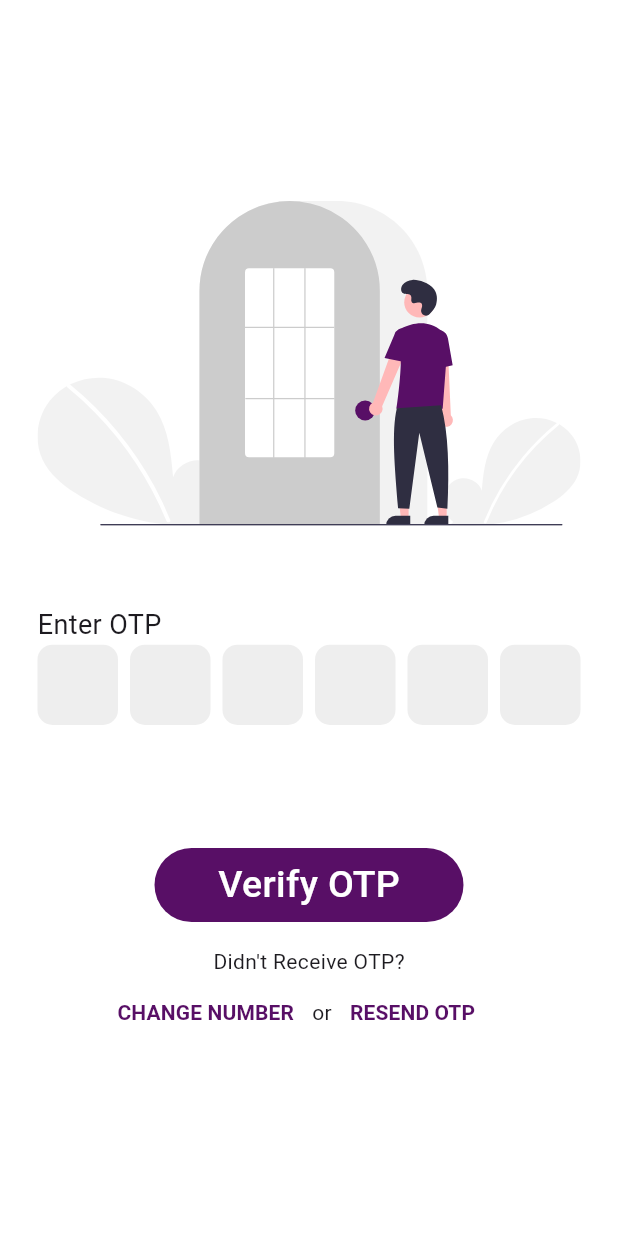
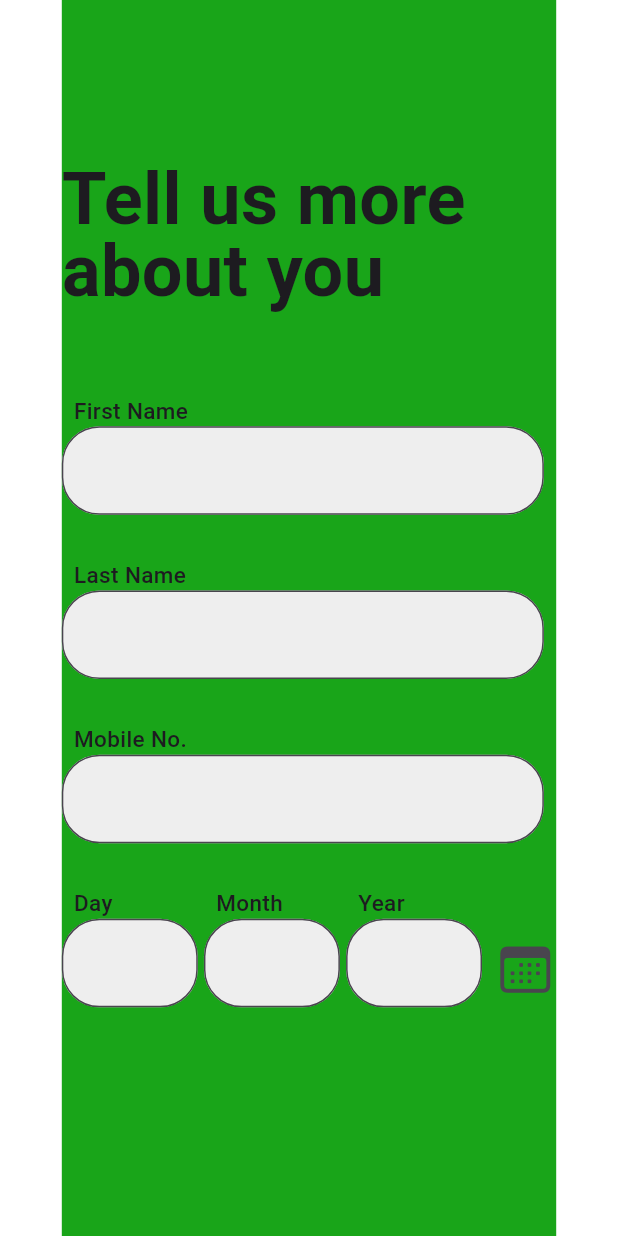
Before and after one commit to KumarMohit85/PaperSafe_v2, a Flutter app: the screen it shows after launch, on a phone screen of 412 x 824 dp. Run offline on Flutter 3.47's test engine with Material 3 defaults, Android fonts, the phone set to English and light mode, and no system bars; drawn by our look-alikes of pinput; our stand-ins replace flutter_svg; project files that could hold a hidden picture were left out.

Commit message:
create user page ui half built rest in progress....

```diff
--- a/lib/core/common_widgets.dart
+++ b/lib/core/common_widgets.dart
@@ -27,6 +27,38 @@ class CommonWidgets {
         )),
       ),
     );
-    ;
+  }
+
+  Widget getTextField(
+      String title, double w, TextEditingController controller) {
+    return Column(crossAxisAlignment: CrossAxisAlignment.start, children: [
+      Padding(
+        padding: const EdgeInsets.symmetric(horizontal: 8.0),
+        child: Text(
+          title,
+          style: TextStyle(fontSize: 15, fontWeight: FontWeight.w500),
+        ),
+      ),
+      Container(
+        width: w,
+        child: TextFormField(
+          controller: controller,
+          style: TextStyle(
+              fontSize: 18, letterSpacing: 1.4, fontWeight: FontWeight.w500),
+          keyboardType: TextInputType.emailAddress,
+          decoration: InputDecoration(
+            filled: true,
+            fillColor: Colors.grey[200],
+            focusedBorder: OutlineInputBorder(
+                borderRadius: BorderRadius.circular(25),
+                borderSide:
+                    BorderSide(width: 2, color: ColorPallete.lightPrimary)),
+            border: OutlineInputBorder(
+                borderRadius: BorderRadius.circular(25),
+                borderSide: BorderSide(width: 4, color: ColorPallete.primary)),
+          ),
+        ),
+      )
+    ]);
   }
 }
--- /dev/null
+++ b/lib/core/structs.dart
@@ -0,0 +1,3 @@
+enum gender { male, female, other }
+
+enum userType { student, professional, other }
--- /dev/null
+++ b/lib/features/Auth/views/pages/create_user.dart
@@ -0,0 +1,92 @@
+import 'package:flutter/cupertino.dart';
+import 'package:flutter/foundation.dart';
+import 'package:flutter/material.dart';
+import 'package:paper_safe_v2/core/common_widgets.dart';
+import 'package:paper_safe_v2/core/pallete.dart';
+
+class UserInfo extends StatefulWidget {
+  const UserInfo({super.key});
+
+  @override
+  State<UserInfo> createState() => _UserInfoState();
+}
+
+class _UserInfoState extends State<UserInfo> {
+  TextEditingController controller = TextEditingController();
+  @override
+  Widget build(BuildContext context) {
+    double width = MediaQuery.of(context).size.width;
+    double height = MediaQuery.of(context).size.height;
+    return Scaffold(
+      backgroundColor: ColorPallete.white,
+      body: Container(
+        width: width,
+        margin: EdgeInsets.symmetric(
+            horizontal: kIsWeb ? width * 0.3 : width * 0.1),
+        color: ColorPallete.lightGreen,
+        child: Column(
+          crossAxisAlignment: CrossAxisAlignment.start,
+          children: [
+            Spacer(
+              flex: 1,
+            ),
+            Flexible(
+                flex: 2,
+                child: Text(
+                  "Tell us more about you",
+                  style: TextStyle(
+                      fontSize: 48, fontWeight: FontWeight.w700, height: 1),
+                )),
+            SizedBox(
+              height: height * 0.07,
+            ),
+            Flexible(
+                flex: 1,
+                child: CommonWidgets().getTextField("First Name",
+                    kIsWeb ? width * 0.25 : width * 0.78, controller)),
+            Flexible(
+                flex: 1,
+                child: CommonWidgets().getTextField("Last Name",
+                    kIsWeb ? width * 0.25 : width * 0.78, controller)),
+            Flexible(
+                flex: 1,
+                child: CommonWidgets().getTextField("Mobile No.",
+                    kIsWeb ? width * 0.25 : width * 0.78, controller)),
+            Flexible(
+                flex: 1,
+                child: Row(
+                  // mainAxisAlignment: MainAxisAlignment.spaceAround,
+                  // crossAxisAlignment: CrossAxisAlignment.center,
+                  children: [
+                    CommonWidgets().getTextField("Day",
+                        kIsWeb ? width * 0.07 : width * 0.22, controller),
+                    SizedBox(
+                      width: kIsWeb ? width * 0.03 : width * 0.01,
+                    ),
+                    CommonWidgets().getTextField("Month",
+                        kIsWeb ? width * 0.07 : width * 0.22, controller),
+                    SizedBox(
+                      width: kIsWeb ? width * 0.03 : width * 0.01,
+                    ),
+                    CommonWidgets().getTextField("Year",
+                        kIsWeb ? width * 0.07 : width * 0.22, controller),
+                    SizedBox(
+                      width: kIsWeb ? width * 0.03 : width * 0.01,
+                    ),
+                    SizedBox(
+                      width: kIsWeb ? width * 0.06 : width * 0.1,
+                      child: IconButton(
+                          onPressed: () {},
+                          icon: Icon(
+                            CupertinoIcons.calendar,
+                            size: 40,
+                          )),
+                    )
+                  ],
+                ))
+          ],
+        ),
+      ),
+    );
+  }
+}
--- a/lib/main.dart
+++ b/lib/main.dart
@@ -1,5 +1,6 @@
 import 'package:flutter/material.dart';
 import 'package:flutter/services.dart';
+import 'package:paper_safe_v2/features/Auth/views/pages/create_user.dart';
 import 'package:paper_safe_v2/features/Auth/views/pages/otp_verification.dart';
 import 'package:paper_safe_v2/features/Onboarding/views/onboarding.dart';
 
@@ -25,7 +26,7 @@ class MyApp extends StatelessWidget {
         colorScheme: ColorScheme.fromSeed(seedColor: Colors.deepPurple),
         useMaterial3: true,
       ),
-      home: OtpVerification(),
+      home: UserInfo(),
     );
   }
 }
```
